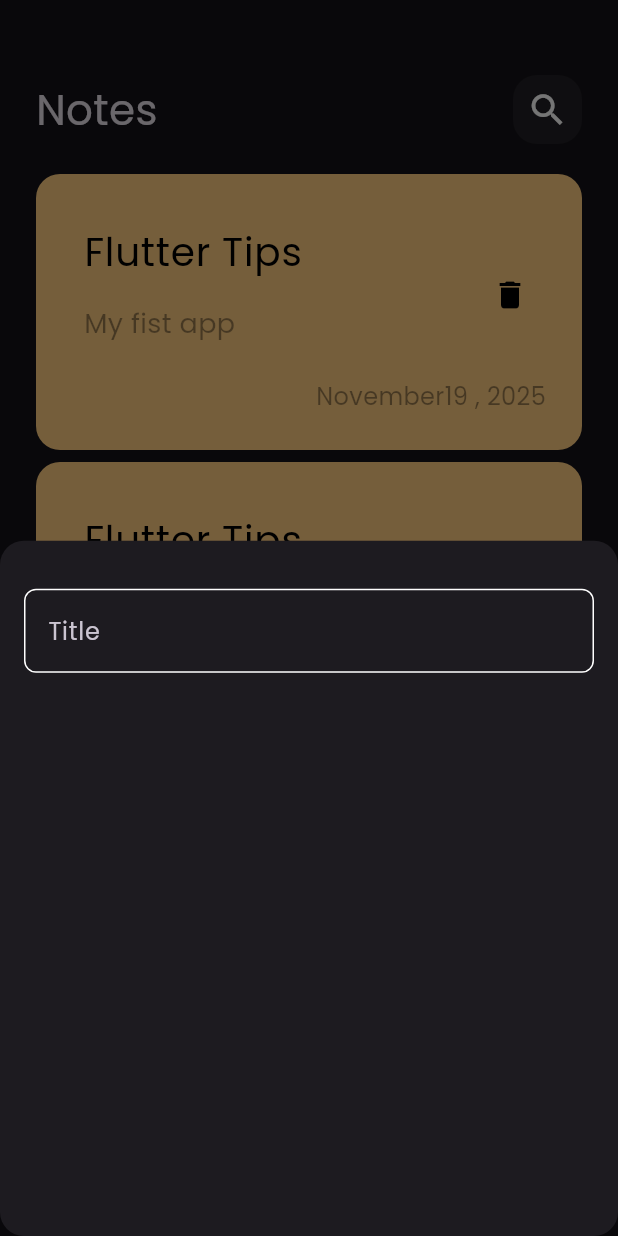
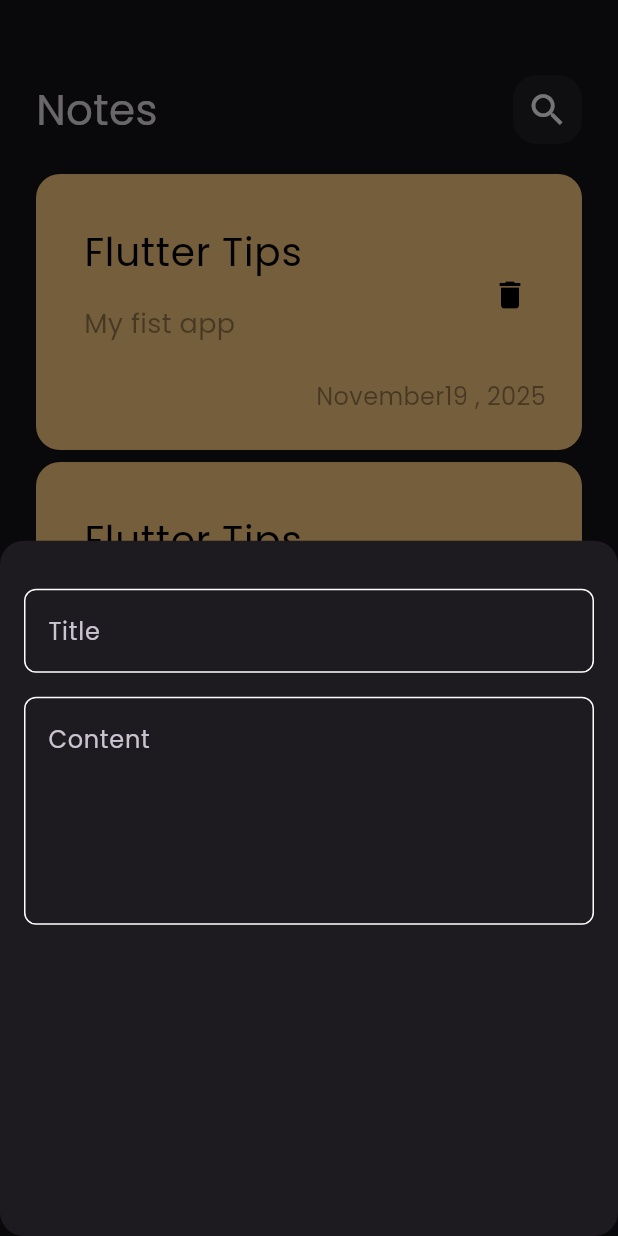
Before and after one commit to Yehia-Yehia1/notes_app, a Flutter app: the screen it shows after launch, after a tap on the "add" icon, on a phone screen of 412 x 824 dp. Run offline on Flutter 3.47's test engine with Material 3 defaults, Android fonts, the phone set to English and light mode, and no system bars.

Commit message:
add fields to notes bottom sheet

```diff
--- a/app/lib/views/widgets/add_note_bottom_sheet.dart
+++ b/app/lib/views/widgets/add_note_bottom_sheet.dart
@@ -8,7 +8,14 @@ class AddNoteBottomSheet extends StatelessWidget {
   Widget build(BuildContext context) {
     return Padding(
       padding: const EdgeInsets.symmetric(horizontal: 16),
-      child: Column(children: [SizedBox(height: 32), CustomTextField()]),
+      child: Column(
+        children: const [
+          SizedBox(height: 32),
+          CustomTextField(hint: 'Title'),
+          SizedBox(height: 16),
+          CustomTextField(hint: 'Content', maxLines: 5),
+        ],
+      ),
     );
   }
 }
--- a/app/lib/views/widgets/custom_text_field.dart
+++ b/app/lib/views/widgets/custom_text_field.dart
@@ -2,14 +2,17 @@ import 'package:app/constants.dart';
 import 'package:flutter/material.dart';
 
 class CustomTextField extends StatelessWidget {
-  const CustomTextField({super.key});
+  const CustomTextField({super.key, required this.hint, this.maxLines = 1});
 
+  final String hint;
+  final int maxLines;
   @override
   Widget build(BuildContext context) {
     return TextField(
       cursorColor: kPrimaryColor,
+      maxLines: maxLines,
       decoration: InputDecoration(
-        hintText: 'Title',
+        hintText: hint,
         border: buildBorder(),
         enabledBorder: buildBorder(),
         focusedBorder: buildBorder(kPrimaryColor),
```
